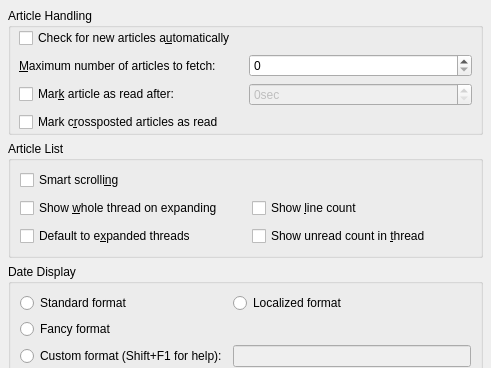
This is knode/readnewsgeneralwidget_base.ui in otrichet/kdepim as Qt 5 draws it before an edit; both pictures show x 0 to 491 and y 0 to 368 of the 491 by 696 pixel window. The edited form follows.
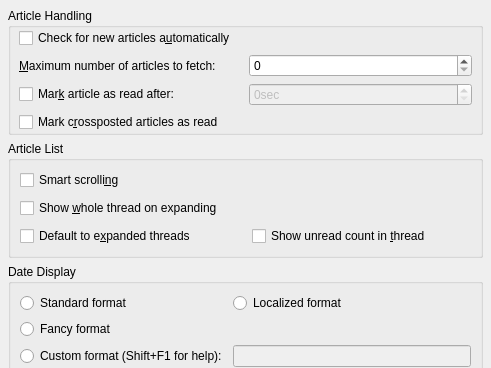
This is the edited form. Custom widgets are drawn as their Qt base class.

Commit message: Drop the column with the number of line of an article

The edit to the form file:
```diff
--- a/knode/readnewsgeneralwidget_base.ui
+++ b/knode/readnewsgeneralwidget_base.ui
@@ -132,13 +132,6 @@
         </property>
        </widget>
       </item>
-      <item row="1" column="1" >
-       <widget class="QCheckBox" name="kcfg_showLines" >
-        <property name="text" >
-         <string>Show &amp;line count</string>
-        </property>
-       </widget>
-      </item>
       <item row="2" column="1" >
        <widget class="QCheckBox" name="kcfg_showUnread" >
         <property name="text" >
```
The commit also changes 4 other files.
